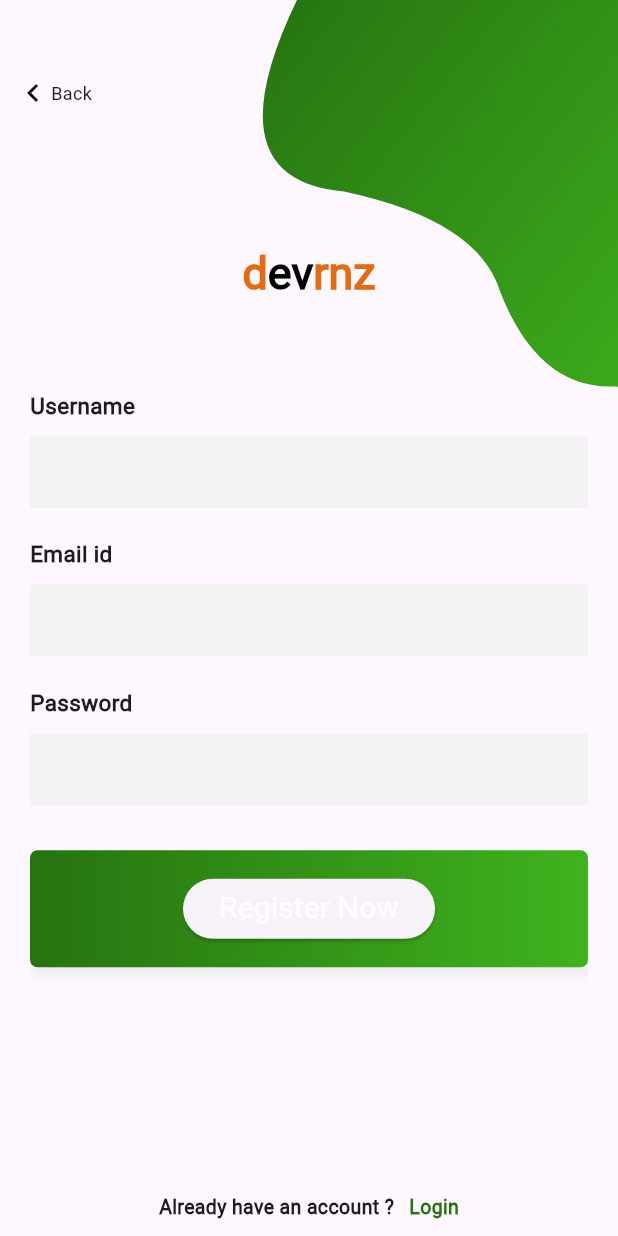
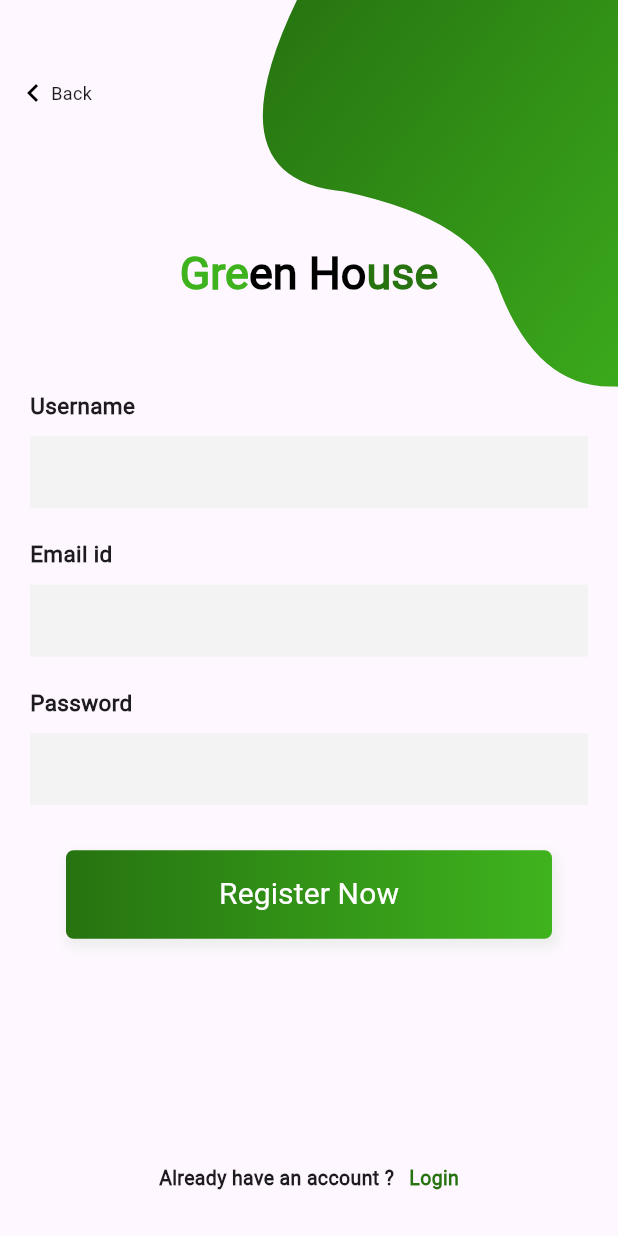
Before and after one commit to AnexDev1/green-House-Delivery, a Flutter app: the screen it shows after launch, after a tap on "Skip", after a tap on "Register", on a phone screen of 412 x 824 dp. Run offline on Flutter 3.47's test engine with Material 3 defaults, Android fonts, the phone set to English and light mode, and no system bars; our stand-ins replace carousel_slider, firebase_auth, firebase_core, firebase_database, flutter_onboarding_slider, shared_preferences; accounts and stored records are empty; network calls fail.

Commit message:
fix: onboarding screen appearing & minor ui fix

```diff
--- a/lib/main.dart
+++ b/lib/main.dart
@@ -15,51 +15,38 @@ void main() async {
   await Firebase.initializeApp(
     options: DefaultFirebaseOptions.currentPlatform,
   );
+  bool seenOnboarding = await checkFirstTime();
+
   runApp(
     ChangeNotifierProvider(
       create: (context) => CartProvider(),
-      child: MyApp(), // Your main app widget
+      child: MyApp(seenOnboarding: seenOnboarding), // Your main app widget
     ),
   );
 }
 
-// Future<bool> checkFirstTime() async {
-//   final prefs = await SharedPreferences.getInstance();
-//   return prefs.getBool('seenOnboarding') ?? false;
-// }
-//
-// Future<void> setSeenOnboarding() async {
-//   final prefs = await SharedPreferences.getInstance();
-//   await prefs.setBool('seenOnboarding', true);
-// }
+Future<bool> checkFirstTime() async {
+  final prefs = await SharedPreferences.getInstance();
+  return prefs.getBool('seenOnboarding') ?? false;
+}
+
+Future<void> setSeenOnboarding() async {
+  final prefs = await SharedPreferences.getInstance();
+  await prefs.setBool('seenOnboarding', true);
+}
 
 class MyApp extends StatelessWidget {
+  final bool seenOnboarding;
+  const MyApp({super.key, required this.seenOnboarding});
   @override
   Widget build(BuildContext context) {
     return MaterialApp(
-      home: FutureBuilder(
-        future: _getStartupScreen(),
-        builder: (context, AsyncSnapshot<Widget> snapshot) {
-          if (snapshot.connectionState == ConnectionState.waiting) {
-            return const CircularProgressIndicator(); // Or some other loading widget
-          }
-          return snapshot.data ??
-              const SizedBox(); // Fallback to an empty widget or loading screen
-        },
-      ),
+      debugShowCheckedModeBanner: false,
+      home: seenOnboarding
+          ? (FirebaseAuth.instance.currentUser == null
+              ? LoginPage()
+              : const MainScreen())
+          : const OnboardingPage(),
     );
   }
-
-  Future<Widget> _getStartupScreen() async {
-    final prefs = await SharedPreferences.getInstance();
-    final seenOnboarding = prefs.getBool('seenOnboarding') ?? false;
-
-    if (!seenOnboarding) {
-      return const OnboardingPage(); // Replace with your OnboardingPage widget
-    } else if (FirebaseAuth.instance.currentUser == null) {
-      return LoginPage(); // Replace with your LoginPage widget
-    } else {
-      return const MainScreen(); // Replace with your MainScreen widget
-    }
-  }
 }
--- a/lib/src/view/auth/signup_page.dart
+++ b/lib/src/view/auth/signup_page.dart
@@ -4,6 +4,7 @@ import 'package:greenhouse/src/main_screen.dart';
 import 'package:greenhouse/src/services/firebase_auth_service.dart';
 import 'package:greenhouse/src/view/auth/login_page.dart';
 import 'package:greenhouse/src/view/auth/widget/bezierContainer.dart';
+import 'package:shared_preferences/shared_preferences.dart';
 
 FirebaseAuthService _authService = FirebaseAuthService();
 
@@ -82,7 +83,27 @@ class _SignUpPageState extends State<RegisterPage> {
   }
 
   Widget _submitButton() {
-    return Container(
+    return ElevatedButton(
+      style: ElevatedButton.styleFrom(
+        backgroundColor: Colors.transparent,
+        shadowColor: Colors.transparent,
+      ),
+      onPressed: () async {
+        User? user = await _authService.signUpWithEmailPassword(
+            _emailController.text, _passwordController.text);
+        if (user != null) {
+          SharedPreferences prefs = await SharedPreferences.getInstance();
+          await prefs.setString('username', _usernameController.text);
+          // Navigate to home page or dashboard
+          Navigator.pushReplacement(
+              context, MaterialPageRoute(builder: (context) => MainScreen()));
+        } else {
+          // Show error message
+          ScaffoldMessenger.of(context)
+              .showSnackBar(SnackBar(content: Text("Registration failed")));
+        }
+      },
+      child: Container(
         width: MediaQuery.of(context).size.width,
         padding: const EdgeInsets.symmetric(vertical: 15),
         alignment: Alignment.center,
@@ -99,20 +120,6 @@ class _SignUpPageState extends State<RegisterPage> {
                 begin: Alignment.centerLeft,
                 end: Alignment.centerRight,
                 colors: [Color(0xff267310), Color(0xff3fb31e)])),
-      child: ElevatedButton(
-        onPressed: () async {
-          User? user = await _authService.signUpWithEmailPassword(
-              _emailController.text, _passwordController.text);
-          if (user != null) {
-            // Navigate to home page or dashboard
-            Navigator.pushReplacement(
-                context, MaterialPageRoute(builder: (context) => MainScreen()));
-          } else {
-            // Show error message
-            ScaffoldMessenger.of(context)
-                .showSnackBar(SnackBar(content: Text("Registration failed")));
-          }
-        },
         child: const Text(
           'Register Now',
           style: TextStyle(fontSize: 20, color: Colors.white),
@@ -158,19 +165,19 @@ class _SignUpPageState extends State<RegisterPage> {
     return RichText(
       textAlign: TextAlign.center,
       text: const TextSpan(
-          text: 'd',
+          text: 'Gre',
           style: TextStyle(
               fontSize: 30,
               fontWeight: FontWeight.w700,
-              color: Color(0xffe46b10)),
+              color: Color(0xff3fb31e)),
           children: [
             TextSpan(
-              text: 'ev',
+              text: 'en Ho',
               style: TextStyle(color: Colors.black, fontSize: 30),
             ),
             TextSpan(
-              text: 'rnz',
-              style: TextStyle(color: Color(0xffe46b10), fontSize: 30),
+              text: 'use',
+              style: TextStyle(color: Color(0xff267310), fontSize: 30),
             ),
           ]),
     );
--- a/lib/src/view/home/view/onboarding/onboarding_page.dart
+++ b/lib/src/view/home/view/onboarding/onboarding_page.dart
@@ -1,6 +1,7 @@
 import 'package:flutter/cupertino.dart';
 import 'package:flutter/material.dart';
 import 'package:flutter_onboarding_slider/flutter_onboarding_slider.dart';
+import 'package:greenhouse/main.dart';
 import 'package:greenhouse/src/view/auth/login_page.dart';
 import 'package:greenhouse/src/view/auth/signup_page.dart';
 
@@ -13,10 +14,11 @@ class OnboardingPage extends StatelessWidget {
   Widget build(BuildContext context) {
     return OnBoardingSlider(
       finishButtonText: 'Register',
-      onFinish: () {
-        Navigator.push(
+      onFinish: () async {
+        await setSeenOnboarding();
+        Navigator.pushReplacement(
           context,
-          CupertinoPageRoute(
+          MaterialPageRoute(
             builder: (context) => RegisterPage(),
           ),
         );
```
Also changed, not shown: lib/src/view/auth/login_page.dart (+16 -12 lines), lib/src/view/home/home_page.dart (+28 -7 lines), lib/src/view/profile/profile_page.dart (+37 -6 lines). Lines whose indentation alone changed are shown as unchanged.
